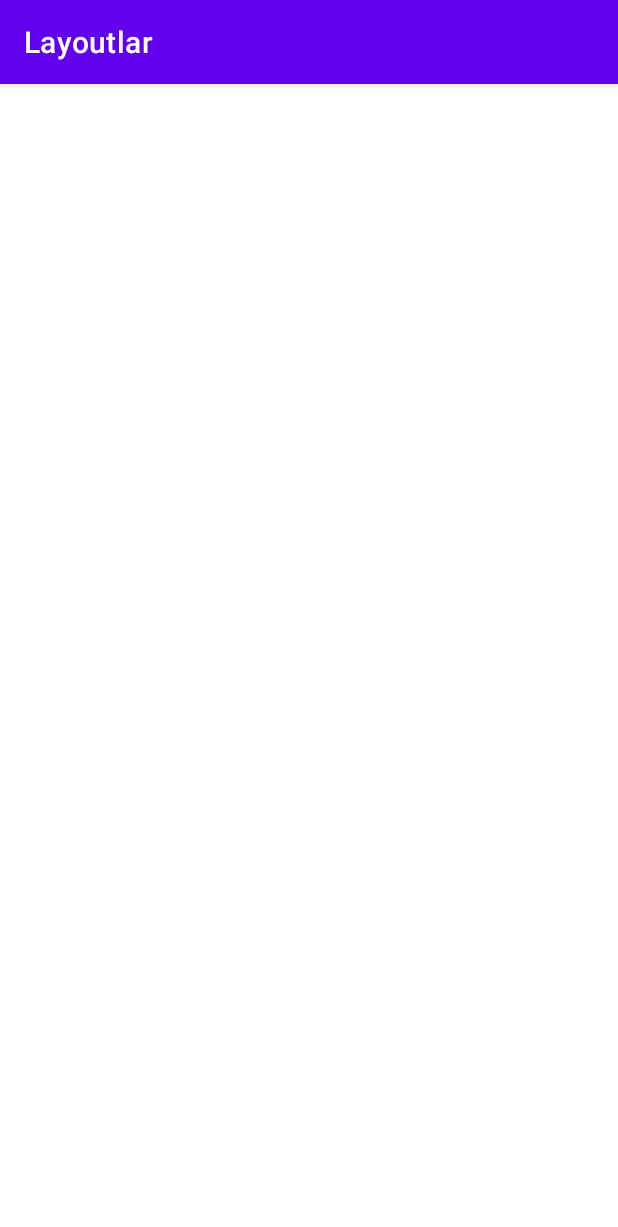
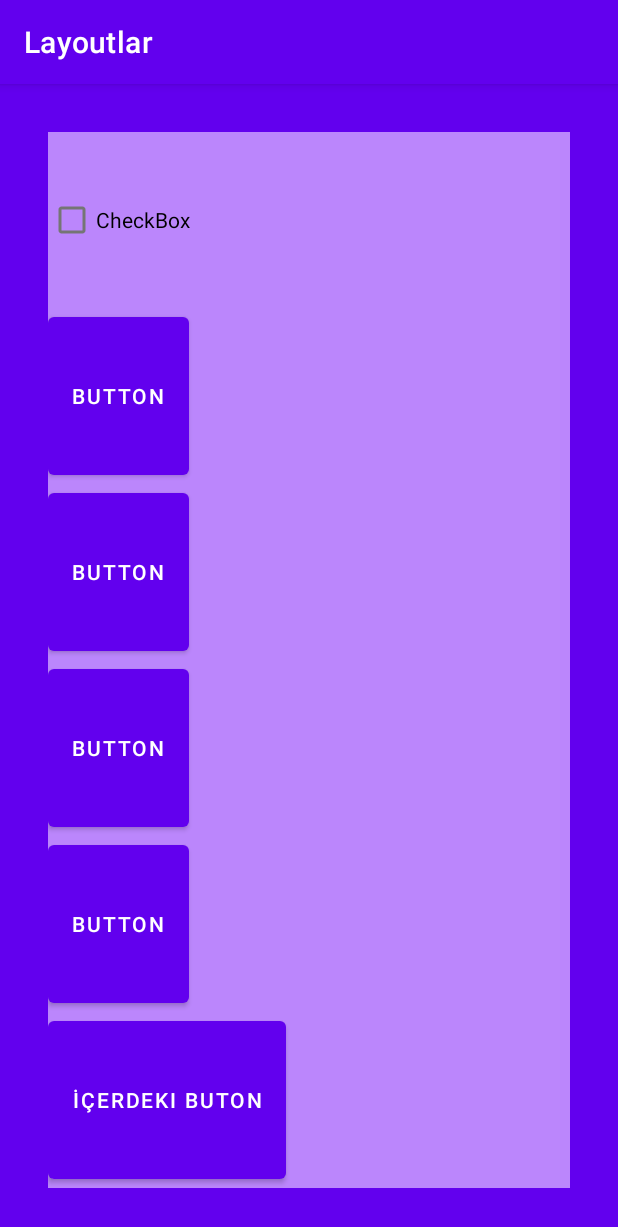
Before and after one commit to omeryildizce/Kotlin-ile-Android-Mobil-Uygulama-Gelistirme, an Android app: the screen it shows after launch (MainActivity), on a phone screen of 412 x 824 dp. Shown: the top 1227 px of the screen. Run offline under Robolectric (Android 15) with nearby library versions, the phone set to English and light mode, and no system bars.

Commit message:
Linear layout

```diff
--- a/s03_Layout/Layoutlar/app/src/main/res/layout/activity_main.xml
+++ b/s03_Layout/Layoutlar/app/src/main/res/layout/activity_main.xml
@@ -5,4 +5,62 @@
     xmlns:tools="http://schemas.android.com/tools"
     android:layout_width="match_parent"
     android:layout_height="match_parent"
-    tools:context=".MainActivity"/>
+    android:background="@color/purple_500"
+    android:padding="32dp"
+    tools:context=".MainActivity"
+    >
+
+    <!-- -->
+    <LinearLayout
+        android:layout_width="match_parent"
+        android:layout_height="match_parent"
+        android:background="@color/purple_200"
+        android:orientation="vertical"
+        >
+
+        <CheckBox
+            android:id="@+id/checkBox"
+            android:layout_width="wrap_content"
+            android:layout_height="wrap_content"
+            android:layout_weight="1"
+            android:text="CheckBox" />
+
+        <Button
+            android:id="@+id/button5"
+            android:layout_width="wrap_content"
+            android:layout_height="wrap_content"
+            android:layout_weight="1"
+            android:text="Button" />
+
+        <Button
+            android:id="@+id/button4"
+            android:layout_width="wrap_content"
+            android:layout_height="wrap_content"
+            android:layout_weight="1"
+            android:text="Button" />
+
+        <Button
+            android:id="@+id/button3"
+            android:layout_width="wrap_content"
+            android:layout_height="wrap_content"
+            android:layout_weight="1"
+            android:text="Button" />
+
+        <Button
+            android:id="@+id/button2"
+            android:layout_width="wrap_content"
+            android:layout_height="wrap_content"
+            android:layout_weight="1"
+            android:text="Button" />
+
+        <Button
+            android:id="@+id/button"
+            android:layout_width="wrap_content"
+            android:layout_height="wrap_content"
+            android:layout_weight="1"
+            android:text="İçerdeki Buton" />
+
+    </LinearLayout>
+
+
+</LinearLayout>
```
